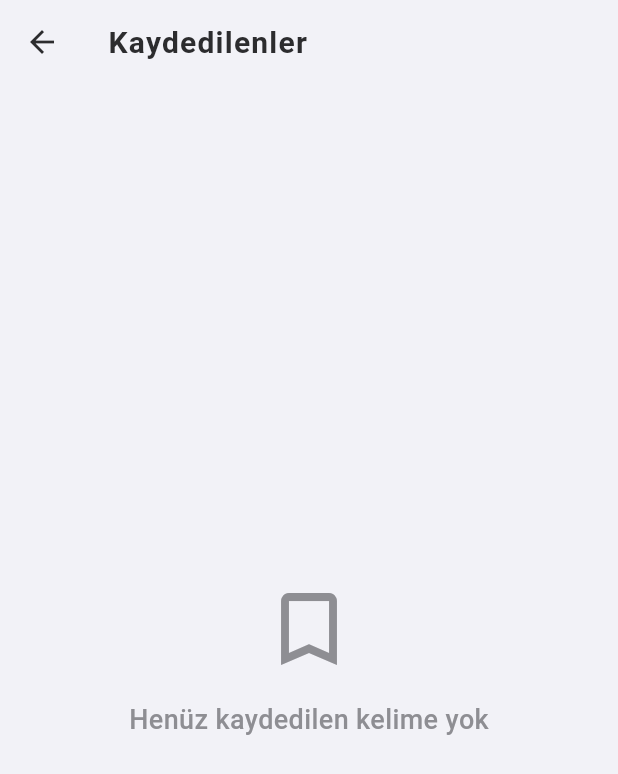
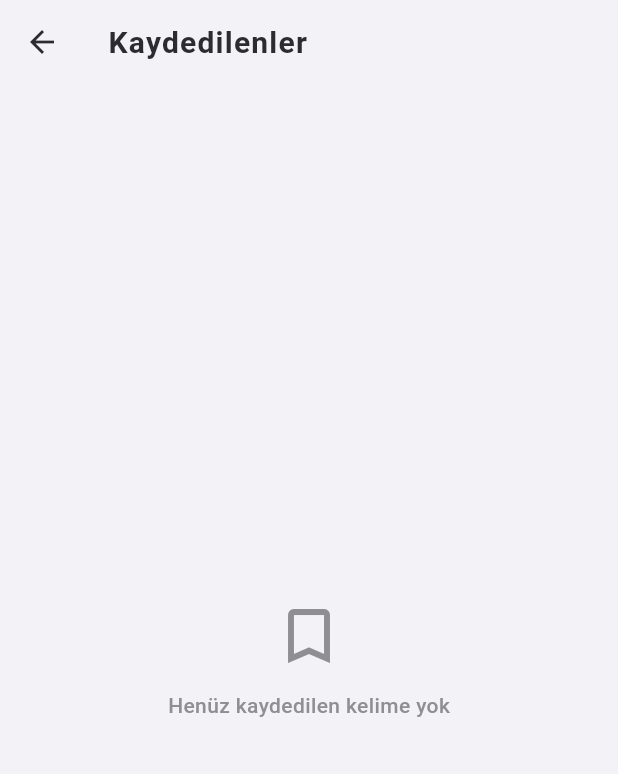
Before and after one commit to onbir53/Kavaid, a Flutter app: the SavedWordsScreen screen opened directly, on a phone screen of 412 x 824 dp. Shown: the top 774 px of the screen. Run offline on Flutter 3.47's test engine with Material 3 defaults, Android fonts, the phone set to English and light mode, and no system bars; our stand-ins replace firebase_core, firebase_database, flutter_spinkit, google_fonts, google_mobile_ads, sqflite; accounts and stored records are empty; network calls fail; statements that could not run were skipped.

Commit message:
ui kaydeidelnet boyut

```diff
--- a/lib/main.dart
+++ b/lib/main.dart
@@ -445,7 +445,7 @@ class ProfileScreen extends StatelessWidget {
         child: Text(
           'Profil ayarları burada olacak',
           style: TextStyle(
-            fontSize: 17,
+            fontSize: 14,
             color: Color(0xFF8E8E93),
           ),
         ),
--- a/lib/screens/saved_words_screen.dart
+++ b/lib/screens/saved_words_screen.dart
@@ -190,16 +190,16 @@ class _SavedWordsScreenState extends State<SavedWordsScreen> with AutomaticKeepA
                     children: [
                       Icon(
                         Icons.bookmark_border,
-                        size: 64,
+                        size: 48,
                         color: isDarkMode
                             ? const Color(0xFF8E8E93)
                             : const Color(0xFF8E8E93),
                       ),
-                      const SizedBox(height: 16),
+                      const SizedBox(height: 12),
                       Text(
                         'Henüz kaydedilen kelime yok',
                         style: TextStyle(
-                          fontSize: 18,
+                          fontSize: 14,
                           color: isDarkMode
                               ? const Color(0xFF8E8E93)
                               : const Color(0xFF8E8E93),
```
